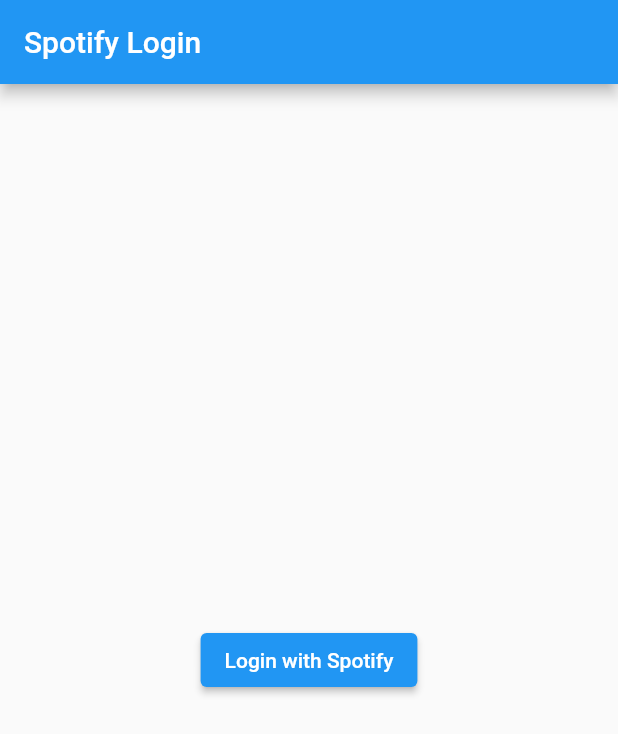
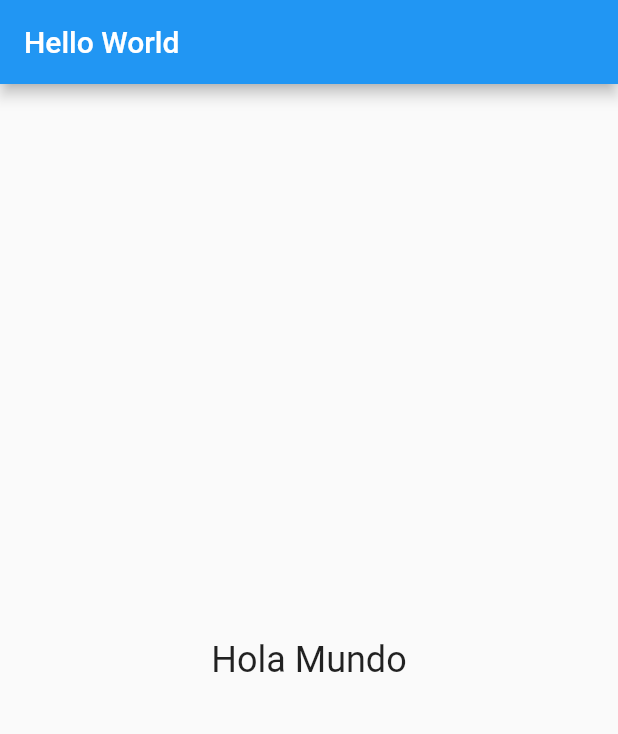
Before and after one commit to alga89953/spotify_login, a Flutter app: the screen it shows after launch, after a tap on "Login with Spotify", on a phone screen of 412 x 824 dp. Shown: the top 734 px of the screen. Run offline on Flutter 3.47's test engine with Material 2 defaults, Android fonts, the phone set to English and light mode, and no system bars; missing offline and left inert: spotify_sdk.

Commit message:
Subiendo nuevo archivos

```diff
--- /dev/null
+++ b/lib/HomePage.dart
@@ -0,0 +1,18 @@
+import 'package:flutter/material.dart';
+
+class HomePage extends StatelessWidget {
+  @override
+  Widget build(BuildContext context) {
+    return Scaffold(
+      appBar: AppBar(
+        title: Text('Hello World'),
+      ),
+      body: Center(
+        child: Text(
+          'Hola Mundo',
+          style: TextStyle(fontSize: 24),
+        ),
+      ),
+    );
+  }
+}
--- a/lib/main.dart
+++ b/lib/main.dart
@@ -1,3 +1,4 @@
+import 'package:spotify_login/HomePage.dart';
 import 'package:spotify_sdk/spotify_sdk.dart';
 import 'package:flutter/material.dart';
 
@@ -23,7 +24,7 @@
       body: Center(
         child: ElevatedButton(
           onPressed: () {
-            _loginToSpotify();
+            _loginToSpotify(context); //Pasar el contexto aquí
           },
           child: Text('Login with Spotify'),
         ),
@@ -31,9 +32,9 @@
     );
   }
 
-  Future<void> _loginToSpotify() async {
+  Future<void> _loginToSpotify(BuildContext context) async {
     String clientId = '6c83e4fddc0e4e46bb66d6defcae149e';
-    String redirectUrl = 'http://localhost:3000/spotify_login';
+    String redirectUrl = 'spotify_login://main';
 
     try {
       await SpotifySdk.connectToSpotifyRemote(
@@ -42,6 +43,10 @@
         // Resto de los parámetros opcionales
       );
       // Acciones después de iniciar sesión correctamente
+      Navigator.pushReplacement(
+        context,
+        MaterialPageRoute(builder: (context) => HomePage()),
+      );
     } catch (e) {
       // Manejo de errores
       print('Error al iniciar sesión en Spotify: $e');
```
